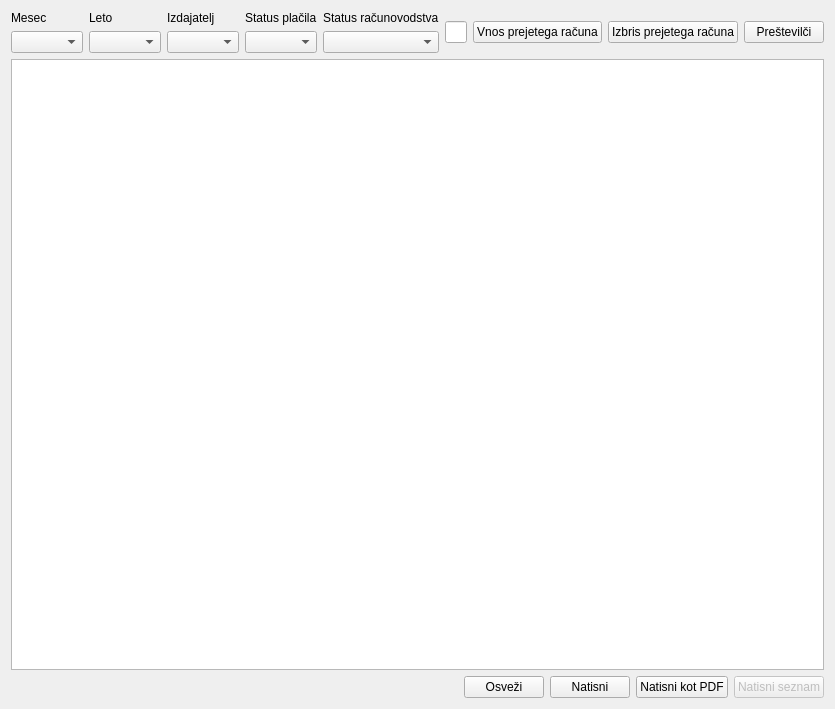
The window that wid_prejetiracuni.ui (bubi-luka/BubiRacun) describes before a commit, drawn with Qt 5.
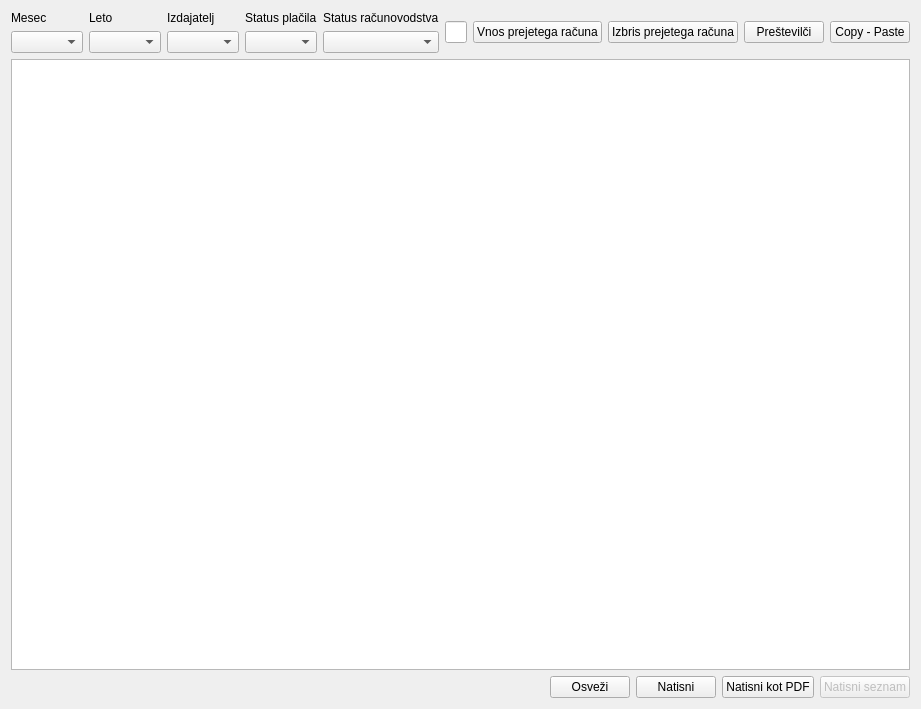
The same window after the commit.

Commit message:
KOPIRANJE TABEL PRI PREJETIH RAČUNIH
Drugi commit pri projektu kopiranja tabel se osredotoči na kopiranje
prikaza prejetih računov. Koda je prirejena iz prvega commita, spremenjena
so zgolj polja.

#96

The edit to the form file:
```diff
--- a/wid_prejetiracuni.ui
+++ b/wid_prejetiracuni.ui
@@ -9,7 +9,7 @@
    <rect>
     <x>0</x>
     <y>0</y>
-    <width>829</width>
+    <width>858</width>
     <height>709</height>
    </rect>
   </property>
@@ -110,6 +110,13 @@
        </property>
       </widget>
      </item>
+     <item>
+      <widget class="QPushButton" name="btn_kopiraj">
+       <property name="text">
+        <string>Copy - Paste</string>
+       </property>
+      </widget>
+     </item>
      <item>
       <spacer name="horizontalSpacer_2">
        <property name="orientation">
```
The commit also changes 2 other files.
